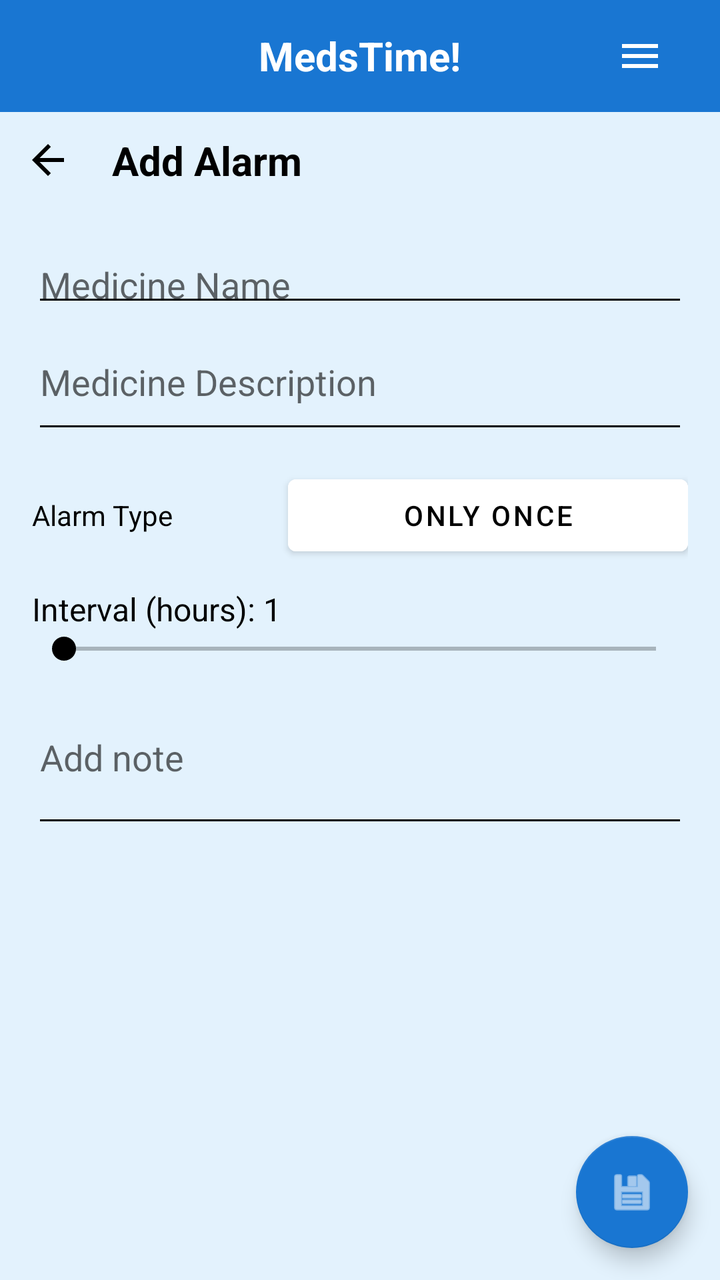
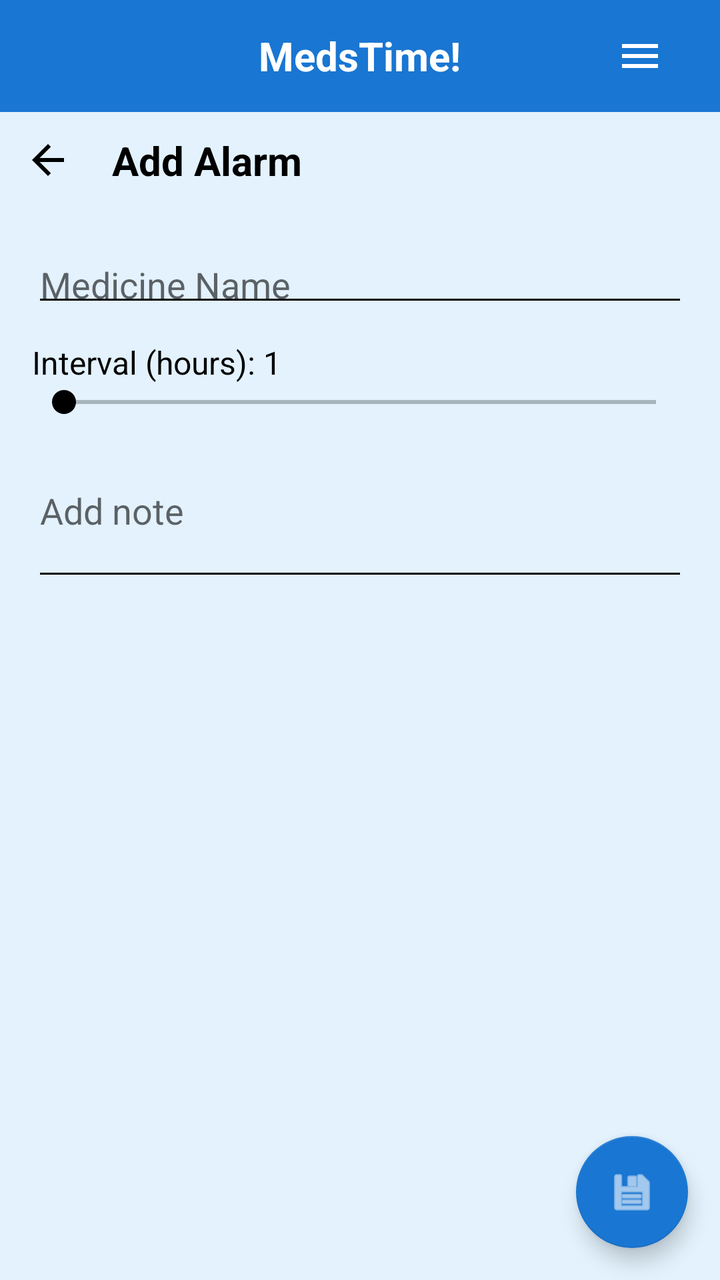

Before-and-after screenshots of an Android layout around one commit, followed by the original layout XML and the change that was made.
<!-- AndroidManifest.xml: application theme Theme.MedsTime -->
<!-- res/layout/activity_alarm_add_user.xml -->
<?xml version="1.0" encoding="utf-8"?>
<androidx.constraintlayout.widget.ConstraintLayout
    xmlns:android="http://schemas.android.com/apk/res/android"
    xmlns:app="http://schemas.android.com/apk/res-auto"
    android:id="@+id/mainLayout"
    android:layout_width="match_parent"
    android:layout_height="match_parent"
    android:background="#E3F2FD">

    
    <include
        android:id="@+id/mainHeader"
        layout="@layout/header"
        android:layout_width="0dp"
        android:layout_height="56dp"
        app:layout_constraintTop_toTopOf="parent"
        app:layout_constraintStart_toStartOf="parent"
        app:layout_constraintEnd_toEndOf="parent"/>

    
    <ImageButton
        android:id="@+id/backButton"
        android:layout_width="48dp"
        android:layout_height="48dp"
        android:background="?attr/selectableItemBackgroundBorderless"
        android:contentDescription="Back"
        app:srcCompat="@drawable/chevron_back"
        app:layout_constraintTop_toBottomOf="@id/mainHeader"
        app:layout_constraintStart_toStartOf="parent"/>

    
    <TextView
        android:id="@+id/title"
        android:layout_width="0dp"
        android:layout_height="wrap_content"
        android:text="Add Alarm"
        android:textSize="20sp"
        android:textStyle="bold"
        android:textColor="@android:color/black"
        android:gravity="center_vertical|start"
        android:layout_marginStart="8dp"
        app:layout_constraintStart_toEndOf="@id/backButton"
        app:layout_constraintEnd_toEndOf="parent"
        app:layout_constraintTop_toTopOf="@id/backButton"
        app:layout_constraintBottom_toBottomOf="@id/backButton"/>

    <ScrollView
        android:id="@+id/scrollForm"
        android:layout_width="0dp"
        android:layout_height="0dp"
        android:padding="16dp"
        app:layout_constraintTop_toBottomOf="@id/backButton"
        app:layout_constraintBottom_toTopOf="@+id/saveAlarmFab"
        app:layout_constraintStart_toStartOf="parent"
        app:layout_constraintEnd_toEndOf="parent">

        <LinearLayout
            android:layout_width="match_parent"
            android:layout_height="wrap_content"
            android:orientation="vertical">

            
            <EditText
                android:id="@+id/medicineNameInput"
                android:layout_width="match_parent"
                android:layout_height="wrap_content"
                android:hint="Medicine Name"
                android:textColor="@android:color/black"
                android:inputType="text"
                android:textSize="18sp"
                android:paddingBottom="4dp"/>

            
            <EditText
                android:id="@+id/medicineDescriptionInput"
                android:layout_width="match_parent"
                android:layout_height="wrap_content"
                android:hint="Medicine Description"
                android:textColor="@android:color/black"
                android:inputType="textMultiLine"
                android:minLines="2"
                android:paddingBottom="8dp"/>

            
            <LinearLayout
                android:layout_width="match_parent"
                android:layout_height="wrap_content"
                android:orientation="horizontal"
                android:gravity="center_vertical"
                android:paddingTop="12dp">

                <TextView
                    android:id="@+id/alarmTypeLabel"
                    android:layout_width="0dp"
                    android:layout_height="wrap_content"
                    android:layout_weight="1"
                    android:text="Alarm Type"
                    android:textSize="14sp"
                    android:textColor="@android:color/black"/>

                <Button
                    android:id="@+id/alarmTypeButton"
                    android:layout_width="200dp"
                    android:layout_height="wrap_content"
                    android:text="Only Once"
                    android:textColor="@android:color/black"
                    android:backgroundTint="@android:color/white"/>
            </LinearLayout>

            
            <LinearLayout
                android:id="@+id/everyXSeekBarRow"
                android:layout_width="match_parent"
                android:layout_height="wrap_content"
                android:orientation="vertical"
                android:paddingTop="12dp">

                <TextView
                    android:id="@+id/everyXSeekBarLabel"
                    android:layout_width="wrap_content"
                    android:layout_height="wrap_content"
                    android:text="Interval (hours): 1"
                    android:textSize="16sp"
                    android:textColor="@android:color/black"/>

                <SeekBar
                    android:id="@+id/everyXSeekBar"
                    android:layout_width="match_parent"
                    android:layout_height="wrap_content"
                    android:max="23"
                    android:thumbTint="@android:color/black"
                    android:progressTint="@android:color/black"/>
            </LinearLayout>

            
            <EditText
                android:id="@+id/noteInput"
                android:layout_width="match_parent"
                android:layout_height="wrap_content"
                android:hint="Add note"
                android:inputType="textMultiLine"
                android:minLines="3"
                android:paddingTop="12dp"/>
        </LinearLayout>
    </ScrollView>

    
    <com.google.android.material.floatingactionbutton.FloatingActionButton
        android:id="@+id/saveAlarmFab"
        android:layout_width="wrap_content"
        android:layout_height="wrap_content"
        android:layout_margin="16dp"
        app:srcCompat="@android:drawable/ic_menu_save"
        app:backgroundTint="#1976D2"
        app:layout_constraintBottom_toBottomOf="parent"
        app:layout_constraintEnd_toEndOf="parent"/>
</androidx.constraintlayout.widget.ConstraintLayout>
<!-- res/layout/header.xml (included above) -->
<?xml version="1.0" encoding="utf-8"?>
<RelativeLayout xmlns:android="http://schemas.android.com/apk/res/android"
    android:id="@+id/topBar"
    android:layout_width="match_parent"
    android:layout_height="56dp"
    android:background="#1976D2"
    android:paddingStart="16dp"
    android:paddingEnd="16dp">

    <TextView
        android:id="@+id/appTitle"
        android:layout_width="wrap_content"
        android:layout_height="match_parent"
        android:layout_centerInParent="true"
        android:gravity="center"
        android:text="MedsTime!"
        android:textSize="20sp"
        android:textStyle="bold"
        android:textColor="@android:color/white" />

    <ImageButton
        android:id="@+id/menuButton"
        android:layout_width="48dp"
        android:layout_height="48dp"
        android:layout_alignParentEnd="true"
        android:layout_centerVertical="true"
        android:background="?attr/selectableItemBackgroundBorderless"
        android:contentDescription="Menu"
        android:src="@drawable/ic_menu"
        android:tint="@android:color/white" />

</RelativeLayout>
<!-- resources referenced by this layout -->
<resources>
  <!-- drawable chevron_back (drawable) -->
  <vector xmlns:android="http://schemas.android.com/apk/res/android"
      android:width="24dp"
      android:height="24dp"
      android:viewportWidth="960"
      android:viewportHeight="960">
    <path
        android:pathData="m313,520 l224,224 -57,56 -320,-320 320,-320 57,56 -224,224h487v80L313,520Z"
        android:fillColor="@color/black"/>
  </vector>
  <!-- drawable ic_menu (drawable) -->
  <vector xmlns:android="http://schemas.android.com/apk/res/android" android:height="24dp" android:tint="#000000" android:viewportHeight="24" android:viewportWidth="24" android:width="24dp">
        
      <path android:fillColor="@android:color/white" android:pathData="M3,18h18v-2L3,16v2zM3,13h18v-2L3,11v2zM3,6v2h18L21,6L3,6z"/>
      
  </vector>
  <style name="Theme.MedsTime" parent="Base.Theme.MedsTime" />
  <color name="black">#FF000000</color>
  <style name="Base.Theme.MedsTime" parent="Theme.MaterialComponents.Light.NoActionBar">
          
          <item name="colorPrimary">#1976D2</item>
          <item name="colorPrimaryDark">#0D47A1</item>
          <item name="colorAccent">#00BCD4</item>
  
          
          <item name="android:windowBackground">#E3F2FD</item>
          <item name="android:colorBackground">#E3F2FD</item>
  
          
          <item name="android:textColorPrimary">@android:color/black</item>
          <item name="android:textColorSecondary">@android:color/black</item>
  
          
          <item name="cardViewStyle">@style/Widget.MedsTime.Card</item>
          <item name="floatingActionButtonStyle">@style/Widget.MedsTime.FAB</item>
  
          
          <item name="android:textColorPrimaryInverse">@android:color/white</item>
          <item name="android:textColorSecondaryInverse">@android:color/white</item>
      </style>
  <style name="Widget.MedsTime.Card" parent="Widget.MaterialComponents.CardView">
          <item name="cardBackgroundColor">@android:color/white</item>
          <item name="cardElevation">4dp</item>
          <item name="cardUseCompatPadding">true</item>
      </style>
  <style name="Widget.MedsTime.FAB" parent="Widget.MaterialComponents.FloatingActionButton">
          <item name="backgroundTint">#1976D2</item>
          <item name="tint">@android:color/white</item>
      </style>
  <style name="Widget.MaterialComponents.CardView" parent="Widget.MaterialComponents.CardView">
          <item name="strokeColor">#1976D2</item>
          <item name="strokeWidth">3dp</item>
      </style>
</resources>

<!-- the commit's change to res/layout/activity_alarm_add_user.xml (unified diff, before → after) -->
@@ -70,42 +70,6 @@
                 android:textSize="18sp"
                 android:paddingBottom="4dp"/>
 
-            
-            <EditText
-                android:id="@+id/medicineDescriptionInput"
-                android:layout_width="match_parent"
-                android:layout_height="wrap_content"
-                android:hint="Medicine Description"
-                android:textColor="@android:color/black"
-                android:inputType="textMultiLine"
-                android:minLines="2"
-                android:paddingBottom="8dp"/>
-
-            
-            <LinearLayout
-                android:layout_width="match_parent"
-                android:layout_height="wrap_content"
-                android:orientation="horizontal"
-                android:gravity="center_vertical"
-                android:paddingTop="12dp">
-
-                <TextView
-                    android:id="@+id/alarmTypeLabel"
-                    android:layout_width="0dp"
-                    android:layout_height="wrap_content"
-                    android:layout_weight="1"
-                    android:text="Alarm Type"
-                    android:textSize="14sp"
-                    android:textColor="@android:color/black"/>
-
-                <Button
-                    android:id="@+id/alarmTypeButton"
-                    android:layout_width="200dp"
-                    android:layout_height="wrap_content"
-                    android:text="Only Once"
-                    android:textColor="@android:color/black"
-                    android:backgroundTint="@android:color/white"/>
-            </LinearLayout>
 
             
             <LinearLayout
